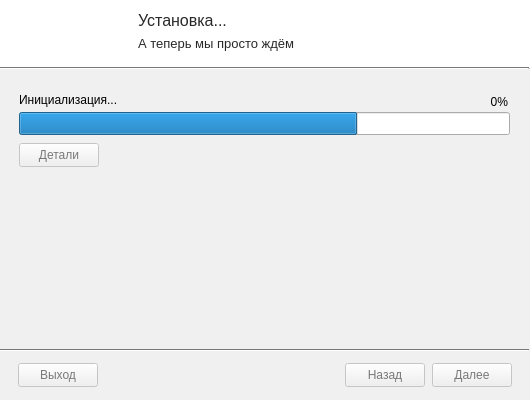
Qt form form.ui (Cozy-Inn/GUI-PatcherDelta.py) before a commit.
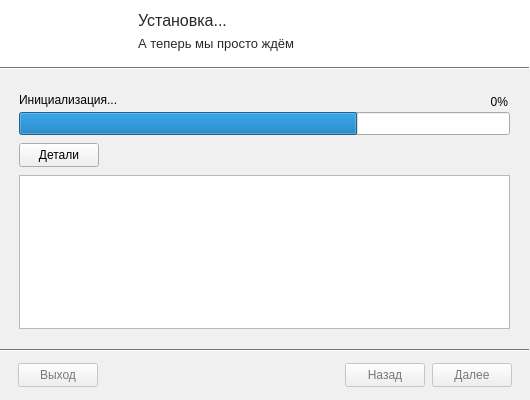
The same form after that commit. The open tabs and pages were chosen to show the change. Icons and pictures are not drawn.

```diff
--- a/form.ui
+++ b/form.ui
@@ -1593,6 +1593,25 @@
         <string>&lt;html&gt;&lt;head/&gt;&lt;body&gt;&lt;p&gt;&lt;span style=&quot; font-size:10pt; font-weight:400; color: rgba(40, 40, 40, 1)&quot;&gt;А теперь мы просто ждём&lt;/span&gt;&lt;/p&gt;&lt;/body&gt;&lt;/html&gt;</string>
        </property>
       </widget>
+      <widget class="QLabel" name="dead_image">
+       <property name="geometry">
+        <rect>
+         <x>400</x>
+         <y>-5</y>
+         <width>141</width>
+         <height>81</height>
+        </rect>
+       </property>
+       <property name="text">
+        <string/>
+       </property>
+       <property name="pixmap">
+        <pixmap resource="resources.qrc">:/img/resources/killed_meme.png</pixmap>
+       </property>
+       <property name="alignment">
+        <set>Qt::AlignmentFlag::AlignCenter</set>
+       </property>
+      </widget>
      </widget>
      <widget class="Line" name="topline_install">
       <property name="geometry">
@@ -1736,7 +1755,7 @@
      </widget>
      <widget class="QPushButton" name="Btn_details">
       <property name="enabled">
-       <bool>false</bool>
+       <bool>true</bool>
       </property>
       <property name="geometry">
        <rect>
@@ -1759,6 +1778,19 @@
        <bool>false</bool>
       </property>
      </widget>
+     <widget class="QPlainTextEdit" name="detailedlogs">
+      <property name="geometry">
+       <rect>
+        <x>20</x>
+        <y>176</y>
+        <width>491</width>
+        <height>154</height>
+       </rect>
+      </property>
+      <property name="readOnly">
+       <bool>true</bool>
+      </property>
+     </widget>
     </widget>
     <widget class="QWidget" name="select_path">
      <widget class="QFrame" name="top_frame_path">
```
Left out of the diff: 23 changed lines with no effect on the pictures.
